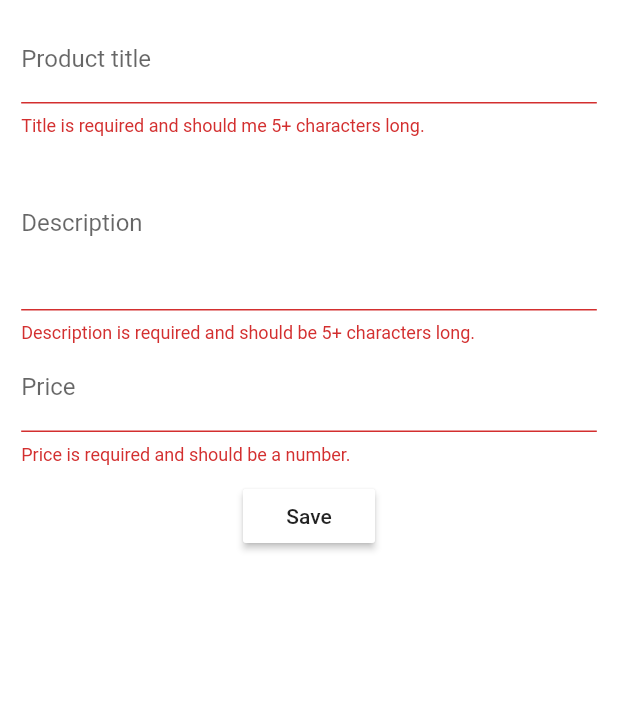
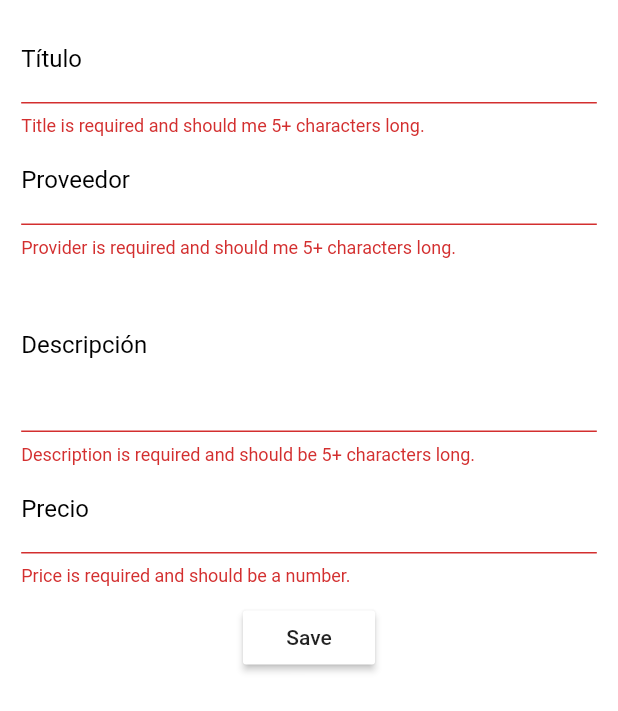
Before and after one commit to oscarlolero/ecmex-mobile-app, a Flutter app: the ProductEditPage screen opened directly, after a tap on "Save", on a phone screen of 412 x 824 dp. Shown: the top 711 px of the screen. Run offline on Flutter 3.47's test engine with Material 2 defaults, Android fonts, the phone set to English and light mode, and no system bars; accounts and stored records are empty.

Commit message:
Providers added

```diff
--- a/lib/config/server.dart
+++ b/lib/config/server.dart
@@ -1 +1,2 @@
-final String serverURL = 'http://192.168.0.10:3000';
+//final String serverURL = 'http://192.168.0.10:3000';
+final String serverURL = 'http://10.70.17.146:3000';
--- a/lib/models/product.dart
+++ b/lib/models/product.dart
@@ -9,6 +9,7 @@ class Product {
   final bool isFavorite;
   final String username;
   final String userid;
+  final String provider;
 
 //con los {}, pueden instanciar los parametros en el orden que quieran pero todos son requeridos
   Product(
@@ -17,6 +18,7 @@ class Product {
       @required this.description,
       @required this.price,
       @required this.image,
+      @required this.provider,
       @required this.username,
       @required this.userid,
       this.isFavorite = false});
--- a/lib/pages/auth.dart
+++ b/lib/pages/auth.dart
@@ -119,7 +119,8 @@ class _AuthPage extends State<AuthPage> {
     return Scaffold(
 //      appBar: AppBar(title: Text('Login')),
       body: Container(
-        decoration: _buildBackgroundImage(),
+        //decoration: _buildBackgroundImage(),
+        color: Colors.grey,
         padding: EdgeInsets.all(25.0),
         child: Center(
           child: SingleChildScrollView(
--- a/lib/pages/products_admin.dart
+++ b/lib/pages/products_admin.dart
@@ -1,7 +1,7 @@
 import 'package:flutter/material.dart';
 
-import 'package:first_app/pages/subpage/product_edit.dart';
-import 'package:first_app/pages/subpage/product_list.dart';
+import 'package:first_app/pages/subpage/product/product_edit.dart';
+import 'package:first_app/pages/subpage/product/product_list.dart';
 
 import '../scoped-models/main.dart';
 
--- a/lib/pages/subpage/product_edit.dart
+++ b/lib/pages/subpage/product/product_edit.dart
@@ -2,8 +2,8 @@ import 'package:flutter/material.dart';
 
 import 'package:scoped_model/scoped_model.dart';
 
-import '../../models/product.dart';
-import '../../scoped-models/main.dart';
+import '../../../models/product.dart';
+import '../../../scoped-models/main.dart';
 
 class ProductEditPage extends StatefulWidget {
   @override
@@ -18,7 +18,8 @@ class _ProductEditPage extends State<ProductEditPage> {
     'description': null,
     'price': null,
     'image':
-        'https://flutter.dev/assets/homepage/carousel/phone_bezel-467ab8d838e5e2d2d3f347f766173ccc365220223692215416e4ce7342f2212f.png'
+    'https://flutter.dev/assets/homepage/carousel/phone_bezel-467ab8d838e5e2d2d3f347f766173ccc365220223692215416e4ce7342f2212f.png',
+    'provider': null
   };
 
   final GlobalKey<FormState> _formKey = GlobalKey<FormState>();
@@ -26,7 +27,8 @@ class _ProductEditPage extends State<ProductEditPage> {
   Widget _buildTitleTextField(Product product) {
     return TextFormField(
       decoration: InputDecoration(
-        labelText: 'Product title',
+        labelText: 'Título',
+          labelStyle: TextStyle(color: Colors.black)
       ),
 //      autovalidate: true,
       initialValue: product == null ? '' : product.title,
@@ -42,12 +44,33 @@ class _ProductEditPage extends State<ProductEditPage> {
       },
     );
   }
+  Widget _buildProviderTextField(Product product) {
+    return TextFormField(
+      decoration: InputDecoration(
+          labelText: 'Proveedor',
+          labelStyle: TextStyle(color: Colors.black)
+      ),
+//      autovalidate: true,
+      initialValue: product == null ? '' : product.title,
+      validator: (String value) {
+        //if(value.trim().length <= 0) {
+        if (value.isEmpty || value.length < 5) {
+          return 'Provider is required and should me 5+ characters long.';
+        }
+      },
+      onSaved: (String value) {
+        //No es necesario el setState, es una llamada al build inncesaria
+        _formData['provider'] = value;
+      },
+    );
+  }
 
   Widget _buildDescriptionField(Product product) {
     return TextFormField(
       maxLines: 4,
       decoration: InputDecoration(
-        labelText: 'Description',
+        labelText: 'Descripción',
+          labelStyle: TextStyle(color: Colors.black)
       ),
       initialValue: product == null ? '' : product.description,
       validator: (String value) {
@@ -66,7 +89,8 @@ class _ProductEditPage extends State<ProductEditPage> {
     return TextFormField(
         keyboardType: TextInputType.number,
         decoration: InputDecoration(
-          labelText: 'Price',
+          labelText: 'Precio',
+            labelStyle: TextStyle(color: Colors.black)
         ),
         initialValue: product == null ? '' : product.price.toString(),
         validator: (String value) {
@@ -96,6 +120,7 @@ class _ProductEditPage extends State<ProductEditPage> {
         _formData['description'],
         _formData['image'],
         _formData['price'],
+        _formData['provider'],
       ).then((bool sucess) {
         if (sucess) {
           Navigator.pushReplacementNamed(context, '/products')
@@ -124,6 +149,7 @@ class _ProductEditPage extends State<ProductEditPage> {
         _formData['description'],
         _formData['image'],
         _formData['price'],
+        _formData['provider'],
       ).then((_) => Navigator.pushReplacementNamed(context, '/products')
           .then((_) => setSelectedProduct(null))); //_ ignore value);
     }
@@ -167,6 +193,7 @@ class _ProductEditPage extends State<ProductEditPage> {
           padding: EdgeInsets.symmetric(horizontal: targetPadding / 2),
           children: <Widget>[
             _buildTitleTextField(product),
+            _buildProviderTextField(product),
             _buildDescriptionField(product),
             _buildPriceTextField(product),
             //tambien se puede usar un container
@@ -209,7 +236,7 @@ class _ProductEditPage extends State<ProductEditPage> {
             ? pageContent
             : Scaffold(
                 appBar: AppBar(
-                  title: Text('Edit product'),
+                  title: Text('Editar product'),
                 ),
                 body: pageContent,
               );
--- a/lib/pages/subpage/product_list.dart
+++ b/lib/pages/subpage/product/product_list.dart
@@ -1,8 +1,8 @@
 import 'package:flutter/material.dart';
 import 'package:scoped_model/scoped_model.dart';
 
-import 'package:first_app/pages/subpage/product_edit.dart';
-import '../../scoped-models/main.dart';
+import 'package:first_app/pages/subpage/product/product_edit.dart';
+import '../../../scoped-models/main.dart';
 
 class ProductListPage extends StatefulWidget {
   final MainModel model;
--- a/lib/scoped-models/connected_products.dart
+++ b/lib/scoped-models/connected_products.dart
@@ -108,7 +108,7 @@ mixin ProductsModel on ConnectedProductsModel {
   }
 
   Future<bool> addProduct(
-      String title, String description, String image, int price) async {
+      String title, String description, String image, int price, String provider) async {
     _isLoading = true;
     notifyListeners(); //hace un rebuild a lo que esta dentro del wrap de ScopedModelDescendant
     final Map<String, dynamic> productData = {
@@ -117,6 +117,7 @@ mixin ProductsModel on ConnectedProductsModel {
       'image':
           'https://flutter.dev/assets/homepage/carousel/phone_bezel-467ab8d838e5e2d2d3f347f766173ccc365220223692215416e4ce7342f2212f.png',
       'price': price,
+      'provider': provider,
       'username': _authenticatedUser.username,
       'userid': _authenticatedUser.id
     };
@@ -124,7 +125,7 @@ mixin ProductsModel on ConnectedProductsModel {
     try {
 //    http://192.168.0.10:3000/test
       final http.Response response = await http.post(
-        'http://192.168.0.10:3000/product',
+        '${server.serverURL}/product',
         body: json.encode(productData),
         headers: {
           "content-type": "application/json",
@@ -157,7 +158,7 @@ mixin ProductsModel on ConnectedProductsModel {
   }
 
   Future<bool> updateProduct(
-      String title, String description, String image, int price) {
+      String title, String description, String image, int price, String provider) {
     _isLoading = true;
     notifyListeners();
     final Map<String, dynamic> updateData = {
@@ -166,6 +167,7 @@ mixin ProductsModel on ConnectedProductsModel {
       'image':
           'https://flutter.dev/assets/homepage/carousel/phone_bezel-467ab8d838e5e2d2d3f347f766173ccc365220223692215416e4ce7342f2212f.png',
       'price': price,
+      'provider': provider,
       'username': selectedProduct.username,
       'userid': selectedProduct.userid
     };
@@ -228,6 +230,7 @@ mixin ProductsModel on ConnectedProductsModel {
             description: productData['description'],
             price: productData['price'],
             image: productData['image'],
+            provider: productData['provider'],
             username: productData['username'],
             userid: productData['userid']);
         fetchedproductList.add(product);
--- a/lib/widgets/products/product_card.dart
+++ b/lib/widgets/products/product_card.dart
@@ -83,7 +83,7 @@ class ProductCard extends StatelessWidget {
                     ],
                   ),
                 ),
-                AdressTag('Marca'),
+                AdressTag(product.provider),
                 SizedBox(height: 10.0)
                 //_buildActionButtons(context),
               ],
```
Also changed, not shown: lib/pages/product.dart (+8 -4 lines), lib/pages/products.dart (+3 -11 lines), lib/pages/providers.dart (deleted, +0 -8 lines), lib/widgets/ui_elements/admin/admin_drawer.dart (added, +29 -0 lines), lib/widgets/ui_elements/user/user_drawer.dart (added, +31 -0 lines), pubspec.lock.
